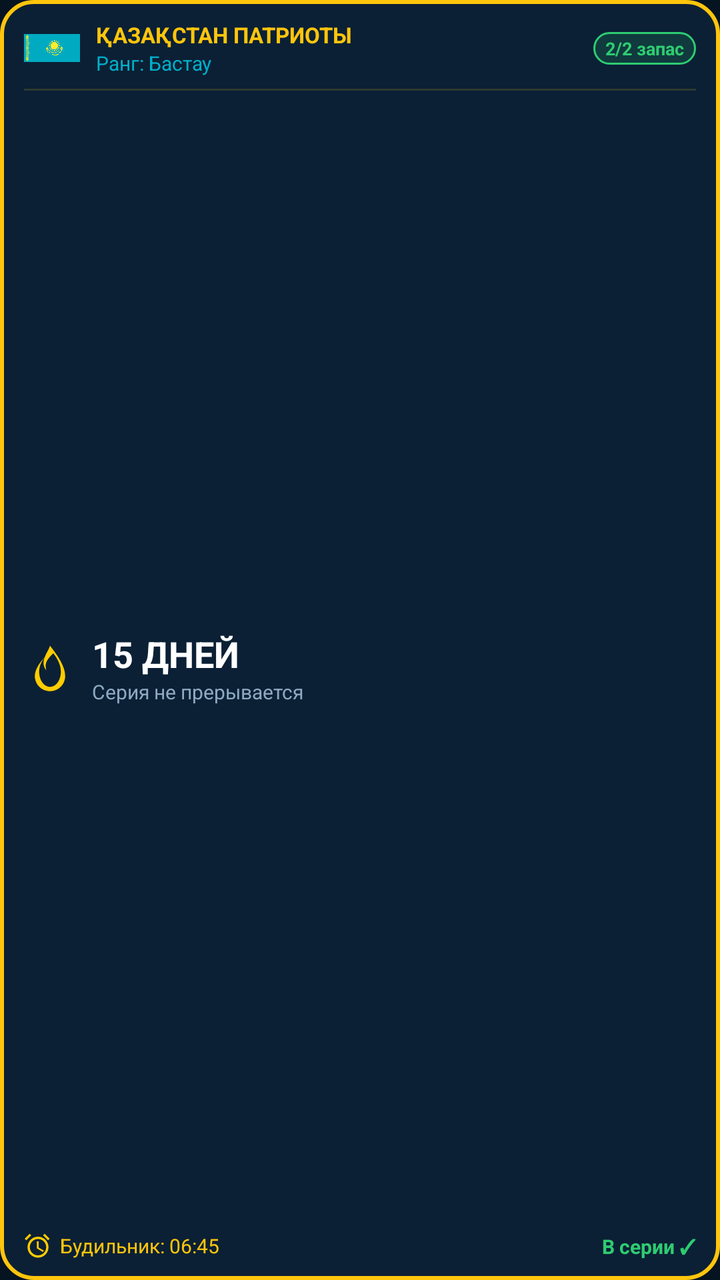
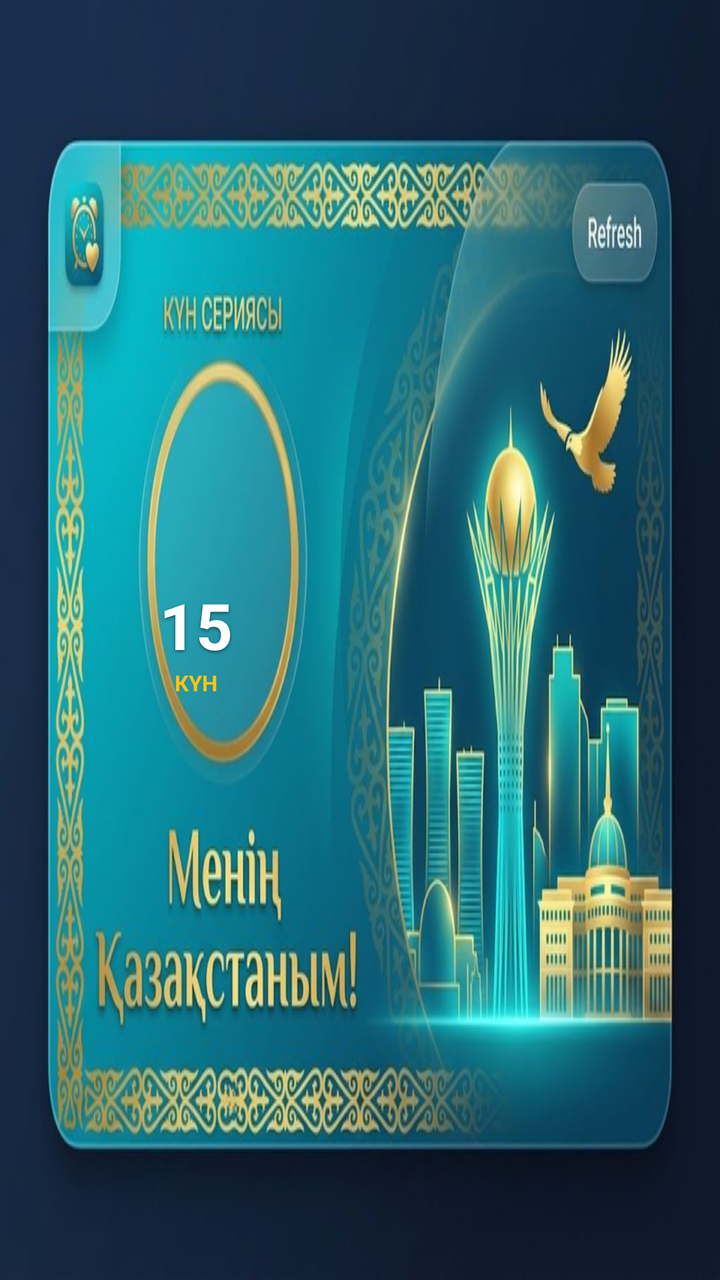

The first picture is an Android layout as it rendered before a commit; the second is the same layout after the commit. The layout source and the unified diff follow.
<!-- AndroidManifest.xml: application theme Theme.PatrioticAlarm -->
<!-- res/layout/widget_patriotic.xml -->
<?xml version="1.0" encoding="utf-8"?>
<LinearLayout xmlns:android="http://schemas.android.com/apk/res/android"
    android:id="@+id/widget_root"
    android:layout_width="match_parent"
    android:layout_height="match_parent"
    android:background="@drawable/bg_widget_patriotic"
    android:orientation="vertical"
    android:paddingLeft="12dp"
    android:paddingTop="10dp"
    android:paddingRight="12dp"
    android:paddingBottom="10dp">

    
    <LinearLayout
        android:layout_width="match_parent"
        android:layout_height="wrap_content"
        android:gravity="center_vertical"
        android:orientation="horizontal">

        <ImageView
            android:id="@+id/widget_flag"
            android:layout_width="28dp"
            android:layout_height="18dp"
            android:contentDescription="@string/app_name"
            android:scaleType="fitCenter"
            android:src="@drawable/flag_kz" />

        <LinearLayout
            android:layout_width="0dp"
            android:layout_height="wrap_content"
            android:layout_marginLeft="8dp"
            android:layout_weight="1"
            android:orientation="vertical">

            <TextView
                android:layout_width="wrap_content"
                android:layout_height="wrap_content"
                android:text="ҚАЗАҚСТАН ПАТРИОТЫ"
                android:textColor="#FEC50C"
                android:textSize="11sp"
                android:textStyle="bold" />

            <TextView
                android:id="@+id/widget_tier_title"
                android:layout_width="wrap_content"
                android:layout_height="wrap_content"
                android:text="Ранг: Бастау"
                android:textColor="#00AFCA"
                android:textSize="10sp" />
        </LinearLayout>

        <TextView
            android:id="@+id/widget_misses"
            android:layout_width="wrap_content"
            android:layout_height="wrap_content"
            android:background="@drawable/bg_pill_eligible"
            android:paddingLeft="6dp"
            android:paddingTop="2dp"
            android:paddingRight="6dp"
            android:paddingBottom="2dp"
            android:text="2/2 запас"
            android:textColor="#2ECC71"
            android:textSize="9sp"
            android:textStyle="bold" />
    </LinearLayout>

    <View
        android:layout_width="match_parent"
        android:layout_height="1dp"
        android:layout_marginTop="6dp"
        android:layout_marginBottom="6dp"
        android:background="#26FEC50C" />

    
    <LinearLayout
        android:layout_width="match_parent"
        android:layout_height="0dp"
        android:layout_weight="1"
        android:gravity="center_vertical"
        android:orientation="horizontal">

        <ImageView
            android:id="@+id/widget_streak_icon"
            android:layout_width="26dp"
            android:layout_height="26dp"
            android:contentDescription="@string/streak_label"
            android:src="@drawable/ic_streak_flame" />

        <LinearLayout
            android:layout_width="wrap_content"
            android:layout_height="wrap_content"
            android:layout_marginLeft="8dp"
            android:orientation="vertical">

            <TextView
                android:id="@+id/widget_streak_count"
                android:layout_width="wrap_content"
                android:layout_height="wrap_content"
                android:text="15 ДНЕЙ"
                android:textColor="#FFFFFF"
                android:textSize="18sp"
                android:textStyle="bold" />

            <TextView
                android:layout_width="wrap_content"
                android:layout_height="wrap_content"
                android:text="Серия не прерывается"
                android:textColor="#8EA9C1"
                android:textSize="10sp" />
        </LinearLayout>
    </LinearLayout>

    
    <LinearLayout
        android:layout_width="match_parent"
        android:layout_height="wrap_content"
        android:gravity="center_vertical"
        android:orientation="horizontal">

        <ImageView
            android:layout_width="14dp"
            android:layout_height="14dp"
            android:contentDescription="Next alarm"
            android:src="@drawable/ic_alarm_clock" />

        <TextView
            android:id="@+id/widget_next_alarm"
            android:layout_width="0dp"
            android:layout_height="wrap_content"
            android:layout_marginLeft="4dp"
            android:layout_weight="1"
            android:text="Будильник: 06:45"
            android:textColor="#FEC50C"
            android:textSize="10sp" />

        <TextView
            android:id="@+id/widget_status_badge"
            android:layout_width="wrap_content"
            android:layout_height="wrap_content"
            android:text="В серии ✓"
            android:textColor="#2ECC71"
            android:textSize="10sp"
            android:textStyle="bold" />
    </LinearLayout>
</LinearLayout>
<!-- resources referenced by this layout -->
<resources>
  <!-- drawable bg_pill_eligible (drawable) -->
  <?xml version="1.0" encoding="utf-8"?>
  <shape xmlns:android="http://schemas.android.com/apk/res/android"
      android:shape="rectangle">
      <solid android:color="#262ECC71" />
      <corners android:radius="8dp" />
      <stroke
          android:width="1dp"
          android:color="#2ECC71" />
  </shape>
  <!-- drawable bg_widget_patriotic (drawable) -->
  <?xml version="1.0" encoding="utf-8"?>
  <shape xmlns:android="http://schemas.android.com/apk/res/android"
      android:shape="rectangle">
      <solid android:color="#0B2035" />
      <corners android:radius="16dp" />
      <stroke
          android:width="2dp"
          android:color="#FEC50C" />
  </shape>
  <!-- drawable flag_kz: png bitmap (drawable-nodpi, 112591 bytes) -->
  <!-- drawable ic_alarm_clock (drawable) -->
  <vector xmlns:android="http://schemas.android.com/apk/res/android"
      android:width="24dp"
      android:height="24dp"
      android:viewportWidth="24"
      android:viewportHeight="24">
      <path
          android:fillColor="#FFCC00"
          android:pathData="M22,5.72 L17.72,1.44 L16.31,2.86 L20.59,7.14 L22,5.72 Z
                           M1.99,7.14 L6.28,2.86 L4.87,1.44 L0.58,5.72 L1.99,7.14 Z
                           M12,4 C7.03,4 3,8.03 3,13 C3,17.97 7.03,22 12,22 C16.97,22 21,17.97 21,13 C21,8.03 16.97,4 12,4 Z
                           M12,20 C8.13,20 5,16.87 5,13 C5,9.13 8.13,6 12,6 C15.87,6 19,9.13 19,13 C19,16.87 15.87,20 12,20 Z
                           M12.5,8 H11 V14 L16.25,17.15 L17,15.92 L12.5,13.25 V8 Z" />
  </vector>
  <!-- drawable ic_streak_flame (drawable) -->
  <vector xmlns:android="http://schemas.android.com/apk/res/android"
      android:width="24dp"
      android:height="24dp"
      android:viewportWidth="24"
      android:viewportHeight="24">
      <path
          android:fillColor="#FFCC00"
          android:pathData="M12,2 C11.5,4 9,7 9,10 C9,11.3 9.5,12.5 10.3,13.4 C10.1,12.7 10,12 10,11.2 C10,9 12,7 13.5,5.5 C15.5,8 17,11 17,14 C17,17.9 14.8,21 12,21 C9.2,21 7,17.9 7,14 C7,11.2 8.3,8.7 10,7 C7.6,9.2 5,12.8 5,16 C5,19.9 8.1,23 12,23 C15.9,23 19,19.9 19,16 C19,11.5 15.5,6.5 12,2 Z" />
  </vector>
  <string name="app_name">Патриотический Будильник</string>
  <string name="streak_label">Патриотическая серия</string>
  <style name="Theme.PatrioticAlarm" parent="Theme.MaterialComponents.DayNight.NoActionBar">
          
          <item name="colorPrimary">@color/kz_sky_blue</item>
          <item name="colorPrimaryVariant">@color/kz_sky_blue_dark</item>
          <item name="colorOnPrimary">#FFFFFF</item>
          
          
          <item name="colorSecondary">@color/kz_gold</item>
          <item name="colorSecondaryVariant">@color/kz_gold_dark</item>
          <item name="colorOnSecondary">#071A2C</item>
          
          
          <item name="android:colorBackground">@color/kz_navy_bg</item>
          <item name="colorSurface">@color/kz_navy_surface</item>
          <item name="colorOnSurface">#FFFFFF</item>
          
          
          <item name="android:statusBarColor">@color/kz_navy_bg</item>
          <item name="android:navigationBarColor">@color/kz_navy_bg</item>
          <item name="android:windowLightStatusBar">false</item>
      </style>
  <color name="kz_sky_blue">#00AFCA</color>
  <color name="kz_sky_blue_dark">#00869C</color>
  <color name="kz_gold">#FEC50C</color>
  <color name="kz_gold_dark">#D4A000</color>
  <color name="kz_navy_bg">#061320</color>
  <color name="kz_navy_surface">#0B2035</color>
</resources>

<!-- the commit's change to res/layout/widget_patriotic.xml (unified diff, before → after) -->
@@ -1,145 +1,62 @@
 <?xml version="1.0" encoding="utf-8"?>
-<LinearLayout xmlns:android="http://schemas.android.com/apk/res/android"
+<RelativeLayout xmlns:android="http://schemas.android.com/apk/res/android"
     android:id="@+id/widget_root"
     android:layout_width="match_parent"
-    android:layout_height="match_parent"
-    android:background="@drawable/bg_widget_patriotic"
-    android:orientation="vertical"
-    android:paddingLeft="12dp"
-    android:paddingTop="10dp"
-    android:paddingRight="12dp"
-    android:paddingBottom="10dp">
+    android:layout_height="match_parent">
 
-    
-    <LinearLayout
+    <ImageView
+        android:id="@+id/widget_flag"
         android:layout_width="match_parent"
-        android:layout_height="wrap_content"
-        android:gravity="center_vertical"
-        android:orientation="horizontal">
+        android:layout_height="match_parent"
+        android:contentDescription="Patriotic Timer Widget"
+        android:scaleType="fitXY"
+        android:src="@drawable/bg_widget_horizontal" />
 
-        <ImageView
-            android:id="@+id/widget_flag"
-            android:layout_width="28dp"
-            android:layout_height="18dp"
-            android:contentDescription="@string/app_name"
-            android:scaleType="fitCenter"
-            android:src="@drawable/flag_kz" />
+    <TextView
+        android:id="@+id/btn_widget_refresh"
+        android:layout_width="90dp"
+        android:layout_height="36dp"
+        android:layout_alignParentTop="true"
+        android:layout_alignParentRight="true"
+        android:layout_marginTop="8dp"
+        android:layout_marginRight="12dp"
+        android:background="#00000000" />
+
+    <RelativeLayout
+        android:layout_width="140dp"
+        android:layout_height="140dp"
+        android:layout_alignParentLeft="true"
+        android:layout_centerVertical="true"
+        android:layout_marginLeft="28dp">
 
         <LinearLayout
-            android:layout_width="0dp"
+            android:layout_width="wrap_content"
             android:layout_height="wrap_content"
-            android:layout_marginLeft="8dp"
-            android:layout_weight="1"
+            android:layout_centerInParent="true"
+            android:gravity="center"
             android:orientation="vertical">
 
             <TextView
+                android:id="@+id/widget_streak_count"
                 android:layout_width="wrap_content"
                 android:layout_height="wrap_content"
-                android:text="ҚАЗАҚСТАН ПАТРИОТЫ"
-                android:textColor="#FEC50C"
-                android:textSize="11sp"
+                android:shadowColor="#80000000"
+                android:shadowDx="0"
+                android:shadowDy="2"
+                android:shadowRadius="4"
+                android:text="15"
+                android:textColor="#FFFFFF"
+                android:textSize="32sp"
                 android:textStyle="bold" />
 
             <TextView
                 android:id="@+id/widget_tier_title"
                 android:layout_width="wrap_content"
                 android:layout_height="wrap_content"
-                android:text="Ранг: Бастау"
-                android:textColor="#00AFCA"
-                android:textSize="10sp" />
+                android:text="КҮН"
+                android:textColor="#FEC50C"
+                android:textSize="11sp"
+                android:textStyle="bold" />
         </LinearLayout>
-
-        <TextView
-            android:id="@+id/widget_misses"
-            android:layout_width="wrap_content"
-            android:layout_height="wrap_content"
-            android:background="@drawable/bg_pill_eligible"
-            android:paddingLeft="6dp"
-            android:paddingTop="2dp"
-            android:paddingRight="6dp"
-            android:paddingBottom="2dp"
-            android:text="2/2 запас"
-            android:textColor="#2ECC71"
-            android:textSize="9sp"
-            android:textStyle="bold" />
-    </LinearLayout>
-
-    <View
-        android:layout_width="match_parent"
-        android:layout_height="1dp"
-        android:layout_marginTop="6dp"
-        android:layout_marginBottom="6dp"
-        android:background="#26FEC50C" />
-
-    
-    <LinearLayout
-        android:layout_width="match_parent"
-        android:layout_height="0dp"
-        android:layout_weight="1"
-        android:gravity="center_vertical"
-        android:orientation="horizontal">
-
-        <ImageView
-            android:id="@+id/widget_streak_icon"
-            android:layout_width="26dp"
-            android:layout_height="26dp"
-            android:contentDescription="@string/streak_label"
-            android:src="@drawable/ic_streak_flame" />
-
-        <LinearLayout
-            android:layout_width="wrap_content"
-            android:layout_height="wrap_content"
-            android:layout_marginLeft="8dp"
-            android:orientation="vertical">
-
-            <TextView
-                android:id="@+id/widget_streak_count"
-                android:layout_width="wrap_content"
-                android:layout_height="wrap_content"
-                android:text="15 ДНЕЙ"
-                android:textColor="#FFFFFF"
-                android:textSize="18sp"
-                android:textStyle="bold" />
-
-            <TextView
-                android:layout_width="wrap_content"
-                android:layout_height="wrap_content"
-                android:text="Серия не прерывается"
-                android:textColor="#8EA9C1"
-                android:textSize="10sp" />
-        </LinearLayout>
-    </LinearLayout>
-
-    
-    <LinearLayout
-        android:layout_width="match_parent"
-        android:layout_height="wrap_content"
-        android:gravity="center_vertical"
-        android:orientation="horizontal">
-
-        <ImageView
-            android:layout_width="14dp"
-            android:layout_height="14dp"
-            android:contentDescription="Next alarm"
-            android:src="@drawable/ic_alarm_clock" />
-
-        <TextView
-            android:id="@+id/widget_next_alarm"
-            android:layout_width="0dp"
-            android:layout_height="wrap_content"
-            android:layout_marginLeft="4dp"
-            android:layout_weight="1"
-            android:text="Будильник: 06:45"
-            android:textColor="#FEC50C"
-            android:textSize="10sp" />
-
-        <TextView
-            android:id="@+id/widget_status_badge"
-            android:layout_width="wrap_content"
-            android:layout_height="wrap_content"
-            android:text="В серии ✓"
-            android:textColor="#2ECC71"
-            android:textSize="10sp"
-            android:textStyle="bold" />
-    </LinearLayout>
-</LinearLayout>
+    </RelativeLayout>
+</RelativeLayout>
<!-- resource entries referenced after the edit -->
@@ -1,52 +1,6 @@
 <!-- resources referenced by this layout -->
 <resources>
-  <!-- drawable bg_pill_eligible (drawable) -->
-  <?xml version="1.0" encoding="utf-8"?>
-  <shape xmlns:android="http://schemas.android.com/apk/res/android"
-      android:shape="rectangle">
-      <solid android:color="#262ECC71" />
-      <corners android:radius="8dp" />
-      <stroke
-          android:width="1dp"
-          android:color="#2ECC71" />
-  </shape>
-  <!-- drawable bg_widget_patriotic (drawable) -->
-  <?xml version="1.0" encoding="utf-8"?>
-  <shape xmlns:android="http://schemas.android.com/apk/res/android"
-      android:shape="rectangle">
-      <solid android:color="#0B2035" />
-      <corners android:radius="16dp" />
-      <stroke
-          android:width="2dp"
-          android:color="#FEC50C" />
-  </shape>
-  <!-- drawable flag_kz: png bitmap (drawable-nodpi, 112591 bytes) -->
-  <!-- drawable ic_alarm_clock (drawable) -->
-  <vector xmlns:android="http://schemas.android.com/apk/res/android"
-      android:width="24dp"
-      android:height="24dp"
-      android:viewportWidth="24"
-      android:viewportHeight="24">
-      <path
-          android:fillColor="#FFCC00"
-          android:pathData="M22,5.72 L17.72,1.44 L16.31,2.86 L20.59,7.14 L22,5.72 Z
-                           M1.99,7.14 L6.28,2.86 L4.87,1.44 L0.58,5.72 L1.99,7.14 Z
-                           M12,4 C7.03,4 3,8.03 3,13 C3,17.97 7.03,22 12,22 C16.97,22 21,17.97 21,13 C21,8.03 16.97,4 12,4 Z
-                           M12,20 C8.13,20 5,16.87 5,13 C5,9.13 8.13,6 12,6 C15.87,6 19,9.13 19,13 C19,16.87 15.87,20 12,20 Z
-                           M12.5,8 H11 V14 L16.25,17.15 L17,15.92 L12.5,13.25 V8 Z" />
-  </vector>
-  <!-- drawable ic_streak_flame (drawable) -->
-  <vector xmlns:android="http://schemas.android.com/apk/res/android"
-      android:width="24dp"
-      android:height="24dp"
-      android:viewportWidth="24"
-      android:viewportHeight="24">
-      <path
-          android:fillColor="#FFCC00"
-          android:pathData="M12,2 C11.5,4 9,7 9,10 C9,11.3 9.5,12.5 10.3,13.4 C10.1,12.7 10,12 10,11.2 C10,9 12,7 13.5,5.5 C15.5,8 17,11 17,14 C17,17.9 14.8,21 12,21 C9.2,21 7,17.9 7,14 C7,11.2 8.3,8.7 10,7 C7.6,9.2 5,12.8 5,16 C5,19.9 8.1,23 12,23 C15.9,23 19,19.9 19,16 C19,11.5 15.5,6.5 12,2 Z" />
-  </vector>
-  <string name="app_name">Патриотический Будильник</string>
-  <string name="streak_label">Патриотическая серия</string>
+  <!-- drawable bg_widget_horizontal: png bitmap (drawable-nodpi, 513272 bytes) -->
   <style name="Theme.PatrioticAlarm" parent="Theme.MaterialComponents.DayNight.NoActionBar">
           
           <item name="colorPrimary">@color/kz_sky_blue</item>
